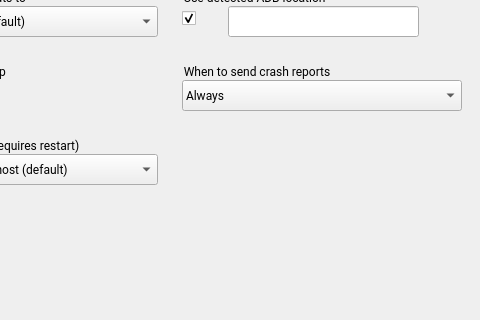
Above: android/android-emu/android/skin/qt/extended-pages/settings-page.ui from vicamo/libandroid-emugl before the change; both pictures show x 142 to 622 and y 106 to 426 of the 622 by 580 pixel window. Below: the same form after it.
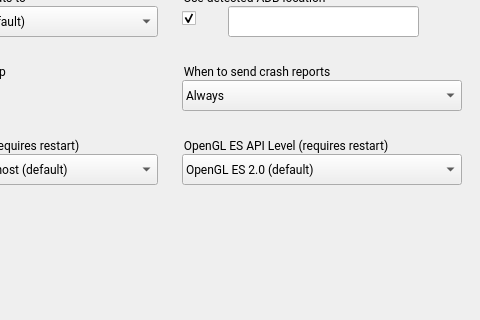
That is the form after the change. Icons and pictures are not drawn.

```diff
--- a/android/android-emu/android/skin/qt/extended-pages/settings-page.ui
+++ b/android/android-emu/android/skin/qt/extended-pages/settings-page.ui
@@ -492,6 +492,67 @@
     </property>
    </item>
   </widget>
+  <widget class="QGroupBox" name="set_glesApiLevelTitle">
+   <property name="geometry">
+    <rect>
+     <x>324</x>
+     <y>242</y>
+     <width>261</width>
+     <height>21</height>
+    </rect>
+   </property>
+   <property name="font">
+    <font>
+     <family>Roboto</family>
+    </font>
+   </property>
+   <property name="styleSheet">
+    <string notr="true">border: 0px;</string>
+   </property>
+   <property name="title">
+    <string>OpenGL ES API Level (requires restart)</string>
+   </property>
+   <property name="ColorGroup" stdset="0">
+    <string>Title</string>
+   </property>
+  </widget>
+  <widget class="QComboBox" name="set_glesApiLevelPrefComboBox">
+   <property name="geometry">
+    <rect>
+     <x>324</x>
+     <y>260</y>
+     <width>280</width>
+     <height>31</height>
+    </rect>
+   </property>
+   <property name="font">
+    <font>
+     <family>Roboto</family>
+    </font>
+   </property>
+   <property name="styleSheet">
+    <string notr="true">padding: 3px 3px 3px 3px;</string>
+   </property>
+   <property name="editable">
+    <bool>false</bool>
+   </property>
+   <property name="currentText">
+    <string>OpenGL ES 2.0 (default)</string>
+   </property>
+   <property name="report_metrics" stdset="0">
+    <bool>false</bool>
+   </property>
+   <item>
+    <property name="text">
+     <string>OpenGL ES 2.0 (default)</string>
+    </property>
+   </item>
+   <item>
+    <property name="text">
+     <string>Renderer maximum (up to OpenGL ES 3.1)</string>
+    </property>
+   </item>
+  </widget>
   <zorder>kbdShortcutsTitle</zorder>
   <zorder>set_crashReprotPrefTitle</zorder>
   <zorder>set_onTop</zorder>
```
Left out of the diff: 2 changed lines with no effect on the pictures.
